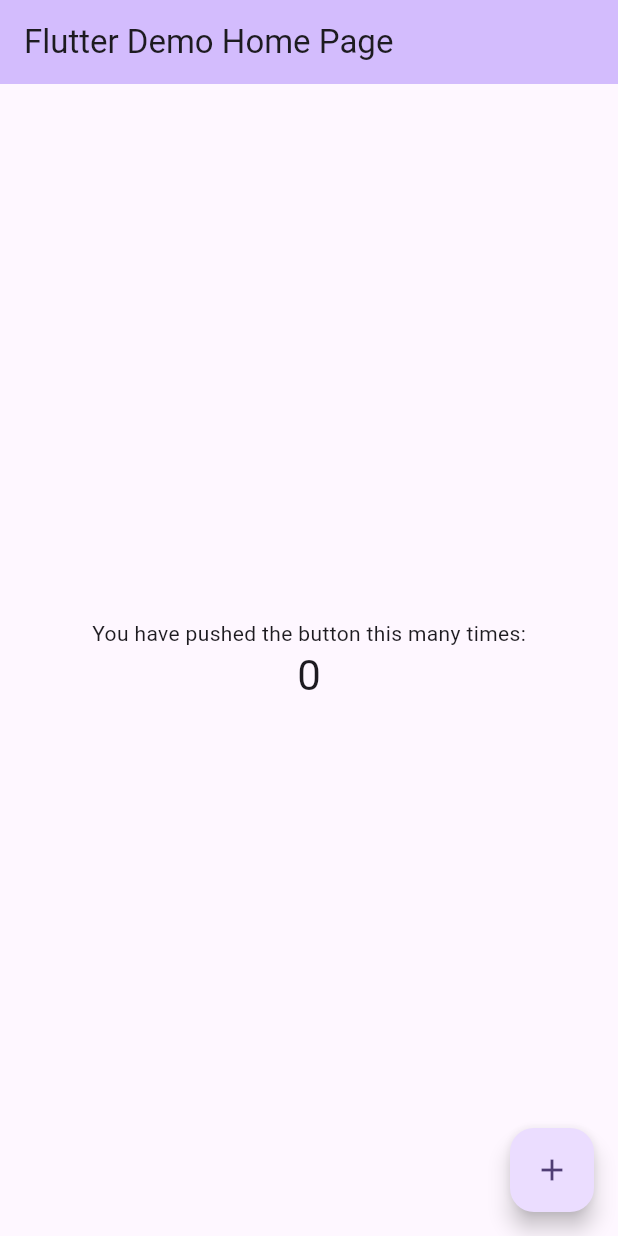
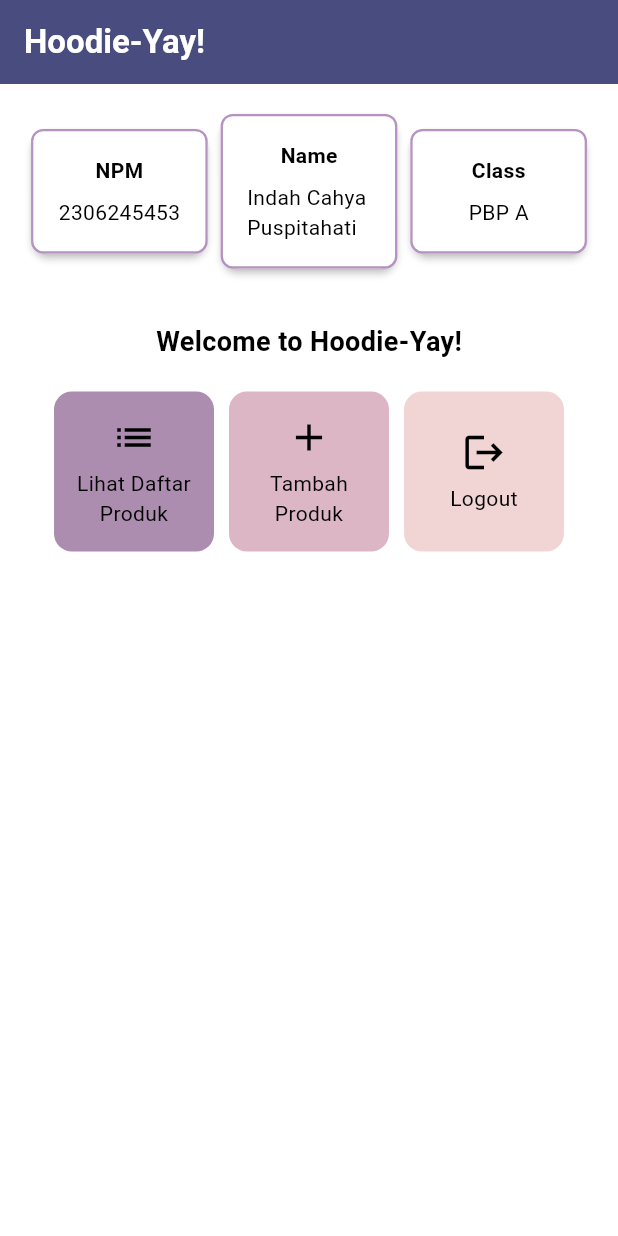
Before and after one commit to indahcahyaaa/hoodie-yay-mobile, a Flutter app: the screen it shows after launch, on a phone screen of 412 x 824 dp. Run offline on Flutter 3.47's test engine with Material 3 defaults, Android fonts, the phone set to English and light mode, and no system bars.

Commit message:
tugas 7 done

```diff
--- a/lib/main.dart
+++ b/lib/main.dart
@@ -1,4 +1,5 @@
 import 'package:flutter/material.dart';
+import 'package:hoodie_yay/menu.dart';
 
 void main() {
   runApp(const MyApp());
@@ -14,112 +15,12 @@
       title: 'Flutter Demo',
       theme: ThemeData(
         // This is the theme of your application.
-        //
-        // TRY THIS: Try running your application with "flutter run". You'll see
-        // the application has a purple toolbar. Then, without quitting the app,
-        // try changing the seedColor in the colorScheme below to Colors.green
-        // and then invoke "hot reload" (save your changes or press the "hot
-        // reload" button in a Flutter-supported IDE, or press "r" if you used
-        // the command line to start the app).
-        //
-        // Notice that the counter didn't reset back to zero; the application
-        // state is not lost during the reload. To reset the state, use hot
-        // restart instead.
-        //
-        // This works for code too, not just values: Most code changes can be
-        // tested with just a hot reload.
-        colorScheme: ColorScheme.fromSeed(seedColor: Colors.deepPurple),
+        colorScheme: ColorScheme.fromSwatch(
+            primarySwatch: Colors.pink,
+        ).copyWith(secondary: const Color(0xFF484C7F)),
         useMaterial3: true,
       ),
-      home: const MyHomePage(title: 'Flutter Demo Home Page'),
+      home: MyHomePage(),
     );
   }
 }
-
-class MyHomePage extends StatefulWidget {
-  const MyHomePage({super.key, required this.title});
-
-  // This widget is the home page of your application. It is stateful, meaning
-  // that it has a State object (defined below) that contains fields that affect
-  // how it looks.
-
-  // This class is the configuration for the state. It holds the values (in this
-  // case the title) provided by the parent (in this case the App widget) and
-  // used by the build method of the State. Fields in a Widget subclass are
-  // always marked "final".
-
-  final String title;
-
-  @override
-  State<MyHomePage> createState() => _MyHomePageState();
-}
-
-class _MyHomePageState extends State<MyHomePage> {
-  int _counter = 0;
-
-  void _incrementCounter() {
-    setState(() {
-      // This call to setState tells the Flutter framework that something has
-      // changed in this State, which causes it to rerun the build method below
-      // so that the display can reflect the updated values. If we changed
-      // _counter without calling setState(), then the build method would not be
-      // called again, and so nothing would appear to happen.
-      _counter++;
-    });
-  }
-
-  @override
-  Widget build(BuildContext context) {
-    // This method is rerun every time setState is called, for instance as done
-    // by the _incrementCounter method above.
-    //
-    // The Flutter framework has been optimized to make rerunning build methods
-    // fast, so that you can just rebuild anything that needs updating rather
-    // than having to individually change instances of widgets.
-    return Scaffold(
-      appBar: AppBar(
-        // TRY THIS: Try changing the color here to a specific color (to
-        // Colors.amber, perhaps?) and trigger a hot reload to see the AppBar
-        // change color while the other colors stay the same.
-        backgroundColor: Theme.of(context).colorScheme.inversePrimary,
-        // Here we take the value from the MyHomePage object that was created by
-        // the App.build method, and use it to set our appbar title.
-        title: Text(widget.title),
-      ),
-      body: Center(
-        // Center is a layout widget. It takes a single child and positions it
-        // in the middle of the parent.
-        child: Column(
-          // Column is also a layout widget. It takes a list of children and
-          // arranges them vertically. By default, it sizes itself to fit its
-          // children horizontally, and tries to be as tall as its parent.
-          //
-          // Column has various properties to control how it sizes itself and
-          // how it positions its children. Here we use mainAxisAlignment to
-          // center the children vertically; the main axis here is the vertical
-          // axis because Columns are vertical (the cross axis would be
-          // horizontal).
-          //
-          // TRY THIS: Invoke "debug painting" (choose the "Toggle Debug Paint"
-          // action in the IDE, or press "p" in the console), to see the
-          // wireframe for each widget.
-          mainAxisAlignment: MainAxisAlignment.center,
-          children: <Widget>[
-            const Text(
-              'You have pushed the button this many times:',
-            ),
-            Text(
-              '$_counter',
-              style: Theme.of(context).textTheme.headlineMedium,
-            ),
-          ],
-        ),
-      ),
-      floatingActionButton: FloatingActionButton(
-        onPressed: _incrementCounter,
-        tooltip: 'Increment',
-        child: const Icon(Icons.add),
-      ), // This trailing comma makes auto-formatting nicer for build methods.
-    );
-  }
-}
--- /dev/null
+++ b/lib/menu.dart
@@ -0,0 +1,196 @@
+import 'package:flutter/material.dart';
+
+class MyHomePage extends StatelessWidget {
+  MyHomePage({super.key});
+
+    final String npm = '2306245453'; // NPM
+    final String name = 'Indah Cahya Puspitahati'; // Nama
+    final String className = 'PBP A'; // Kelas
+
+    final List<ItemHomepage> items = [
+      ItemHomepage("Lihat Daftar Produk", Icons.list, const Color(0xFFAC8DAF)),
+      ItemHomepage("Tambah Produk", Icons.add, const Color(0xFFDDB6C6)),
+      ItemHomepage("Logout", Icons.logout, const Color(0xFFF1D4D4)),
+    ];
+
+  @override
+  Widget build(BuildContext context) {
+    // Scaffold menyediakan struktur dasar halaman dengan AppBar dan body.
+    return Scaffold(
+      // AppBar adalah bagian atas halaman yang menampilkan judul.
+      appBar: AppBar(
+        // Judul aplikasi "Hoodie-Yay" dengan teks putih dan tebal.
+        title: const Text(
+          'Hoodie-Yay!',
+          style: TextStyle(
+            color: Colors.white,
+            fontWeight: FontWeight.bold,
+          ),
+        ),
+        // Warna latar belakang AppBar
+        backgroundColor: Theme.of(context).colorScheme.secondary,
+      ),
+      // Body halaman dengan padding di sekelilingnya.
+      body: Padding(
+        padding: const EdgeInsets.all(16.0),
+        // Menyusun widget secara vertikal dalam sebuah kolom.
+        child: Column(
+          crossAxisAlignment: CrossAxisAlignment.center,
+          children: [
+            // Row untuk menampilkan 3 InfoCard secara horizontal.
+            Row(
+              mainAxisAlignment: MainAxisAlignment.spaceEvenly,
+              children: [
+                InfoCard(title: 'NPM', content: npm),
+                InfoCard(title: 'Name', content: name),
+                InfoCard(title: 'Class', content: className),
+              ],
+            ),
+
+            // Memberikan jarak vertikal 16 unit.
+            const SizedBox(height: 16.0),
+
+            // Menempatkan widget berikutnya di tengah halaman.
+            Center(
+              child: Column(
+                // Menyusun teks dan grid item secara vertikal.
+
+                children: [
+                  // Menampilkan teks sambutan dengan gaya tebal dan ukuran 18.
+                  const Padding(
+                    padding: EdgeInsets.only(top: 16.0),
+                    child: Text(
+                      'Welcome to Hoodie-Yay!',
+                      style: TextStyle(
+                        fontWeight: FontWeight.bold,
+                        fontSize: 18.0,
+                      ),
+                    ),
+                  ),
+
+                  // Grid untuk menampilkan ItemCard dalam bentuk grid 3 kolom.
+                  GridView.count(
+                    primary: true,
+                    padding: const EdgeInsets.all(20),
+                    crossAxisSpacing: 10,
+                    mainAxisSpacing: 10,
+                    crossAxisCount: 3,
+                    // Agar grid menyesuaikan tinggi kontennya.
+                    shrinkWrap: true,
+
+                    // Menampilkan ItemCard untuk setiap item dalam list items.
+                    children: items.map((ItemHomepage item) {
+                      return ItemCard(item);
+                    }).toList(),
+                  ),
+                ],
+              ),
+            ),
+          ],
+        ),
+      ),
+    );
+  }
+}
+
+class InfoCard extends StatelessWidget {
+  // Kartu informasi yang menampilkan title dan content.
+
+  final String title;  // Judul kartu.
+  final String content;  // Isi kartu.
+
+  const InfoCard({super.key, required this.title, required this.content});
+
+  @override
+  Widget build(BuildContext context) {
+    return Card(
+      // Membuat kotak kartu dengan bayangan dibawahnya.
+      elevation: 2.0,
+      child: Container(
+        // Mengatur ukuran dan jarak di dalam kartu.
+        width: MediaQuery.of(context).size.width / 3.5, // menyesuaikan dengan lebar device yang digunakan.
+        padding: const EdgeInsets.all(16.0),
+        // Adding a border to the container
+        decoration: BoxDecoration(
+          border: Border.all(
+            color: const Color(0xFFB692C2), // Border color
+            width: 1.5, // Border width
+          ),
+          borderRadius: BorderRadius.circular(8.0), // Rounded corners
+        ),
+        // Menyusun title dan content secara vertikal.
+        child: Column(
+          children: [
+            Text(
+              title,
+              style: const TextStyle(fontWeight: FontWeight.bold),
+            ),
+            const SizedBox(height: 8.0),
+            Text(content),
+          ],
+        ),
+      ),
+    );
+  }
+}
+
+class ItemHomepage {
+  final String name;
+  final IconData icon;
+  final Color color;
+
+  ItemHomepage(this.name, this.icon, this.color);
+}
+
+class ItemCard extends StatelessWidget {
+  // Menampilkan kartu dengan ikon dan nama.
+
+  final ItemHomepage item;
+
+  const ItemCard(this.item, {super.key});
+
+  @override
+  Widget build(BuildContext context) {
+    return Material(
+      // // Menggunakan warna dari item.color
+      color: item.color,
+      // Membuat sudut kartu melengkung.
+      borderRadius: BorderRadius.circular(12),
+
+      child: InkWell(
+        // Aksi ketika kartu ditekan.
+        onTap: () {
+          // Menampilkan pesan SnackBar saat kartu ditekan.
+          ScaffoldMessenger.of(context)
+            ..hideCurrentSnackBar()
+            ..showSnackBar(
+              SnackBar(content: Text("Kamu telah menekan tombol ${item.name}!"))
+            );
+        },
+        // Container untuk menyimpan Icon dan Text
+        child: Container(
+          padding: const EdgeInsets.all(8),
+          child: Center(
+            child: Column(
+              // Menyusun ikon dan teks di tengah kartu.
+              mainAxisAlignment: MainAxisAlignment.center,
+              children: [
+                Icon(
+                  item.icon,
+                  color: Colors.black,
+                  size: 30.0,
+                ),
+                const Padding(padding: EdgeInsets.all(3)),
+                Text(
+                  item.name,
+                  textAlign: TextAlign.center,
+                  style: const TextStyle(color: Colors.black),
+                ),
+              ],
+            ),
+          ),
+        ),
+      ),
+    );
+  }
+}
```
Also changed, not shown: 1 other file.
